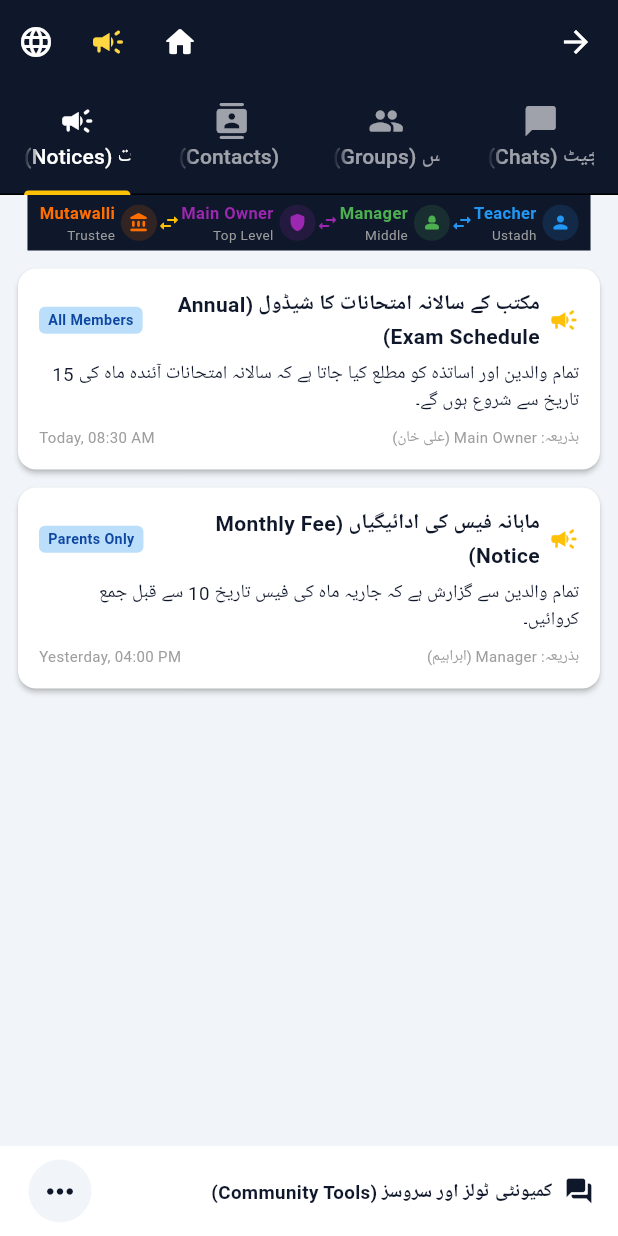
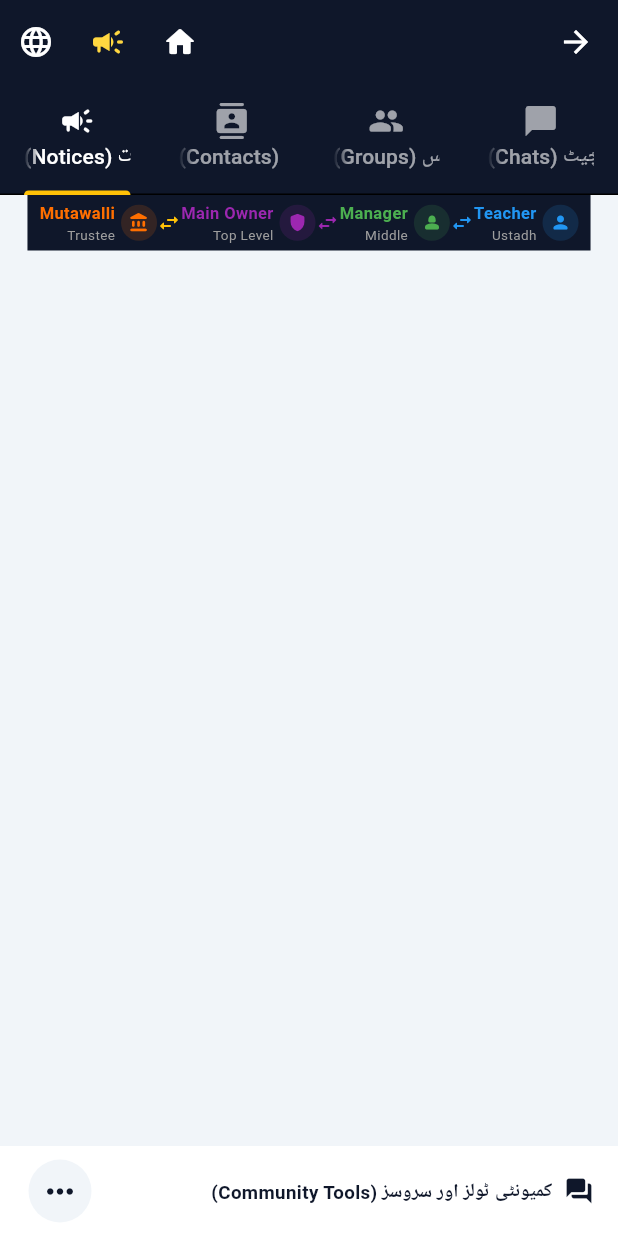
Before and after one commit to shaikzabeeh31-commits/MAKTAB, a Flutter app: the CommunityChatScreen screen opened directly with empty values, tab 4 chosen, on a phone screen of 412 x 824 dp. Run offline on Flutter 3.47's test engine with Material 3 defaults, Android fonts, the phone set to English and light mode, and no system bars; our stand-ins replace flutter_contacts, flutter_local_notifications, google_fonts, image_picker, local_auth, pdf and 4 more; accounts and stored records are empty.

Commit message:
refactor: Remove fake community dummy data and use clean real connections

```diff
--- a/lib/community_chat_screen.dart
+++ b/lib/community_chat_screen.dart
@@ -199,154 +199,60 @@ class PublicAnnouncement {
 List<ChatConversation> _getSampleConversations() {
   return [
     ChatConversation(
-      id: 'c1',
-      name: 'Main Owner',
-      roleName: 'Top Level Admin',
-      avatarInitials: 'MO',
-      avatarColor: const Color(0xFF6B21A8),
-      lastMessage: 'Voice message (0:18)',
-      lastTime: '10:30 AM',
-      unreadCount: 2,
+      id: 'c_staff',
+      name: 'اساتذہ و انتظامیہ گروپ (All Staff Group)',
+      roleName: 'عملہ چینل (Staff Channel)',
+      avatarInitials: 'SG',
+      avatarColor: const Color(0xFF047857),
+      lastMessage: 'کوئی پیغام نہیں (No messages yet)',
+      lastTime: '',
+      isGroup: true,
     ),
     ChatConversation(
-      id: 'c2',
-      name: 'Manager',
-      roleName: 'Middle Level',
-      avatarInitials: 'MG',
-      avatarColor: const Color(0xFF047857),
-      lastMessage: 'Fee Handover: ₹500 from Muhammad Abdullah',
-      lastTime: '09:15 AM',
-      unreadCount: 1,
+      id: 'c_admin',
+      name: 'ایڈمن (Master Admin)',
+      roleName: 'اعلیٰ انتظامیہ (Top Admin)',
+      avatarInitials: 'AD',
+      avatarColor: const Color(0xFF0F172A),
+      lastMessage: 'براہ راست رابطہ',
+      lastTime: '',
     ),
     ChatConversation(
-      id: 'c5',
-      name: 'Mutawalli (متولی)',
-      roleName: 'Trustee / Executive Board',
+      id: 'c_manager',
+      name: 'مینجر (Manager)',
+      roleName: 'انتظامیہ (Executive)',
+      avatarInitials: 'MG',
+      avatarColor: const Color(0xFF6B21A8),
+      lastMessage: 'براہ راست رابطہ',
+      lastTime: '',
+    ),
+    ChatConversation(
+      id: 'c_mutawalli',
+      name: 'متولی (Mutawalli)',
+      roleName: 'مجلسِ انتظامی (Trustee)',
       avatarInitials: 'MT',
       avatarColor: const Color(0xFFD97706),
-      lastMessage: 'Assalamu Alaikum, monthly report reviewed.',
-      lastTime: 'Yesterday',
+      lastMessage: 'براہ راست رابطہ',
+      lastTime: '',
     ),
     ChatConversation(
-      id: 'c3',
-      name: 'Admin (Accounts)',
-      roleName: 'Finance Admin',
-      avatarInitials: 'AA',
+      id: 'c_teacher',
+      name: 'استاد (Qari Mohammad Tariq)',
+      roleName: 'معلم مکتب (Teacher)',
+      avatarInitials: 'QT',
       avatarColor: const Color(0xFF0284C7),
-      lastMessage: 'Fee collection update',
-      lastTime: 'Yesterday',
-    ),
-    ChatConversation(
-      id: 'c4',
-      name: 'All Teachers Group',
-      roleName: 'Staff Group',
-      avatarInitials: 'TG',
-      avatarColor: const Color(0xFFD97706),
-      lastMessage: '📷 Photo attached',
-      lastTime: 'Yesterday',
-      unreadCount: 5,
-      isGroup: true,
+      lastMessage: 'براہ راست رابطہ',
+      lastTime: '',
     ),
   ];
 }
 
 List<ChatMessage> _getSampleMessages() {
-  return [
-    ChatMessage(
-      id: 'm1',
-      senderId: 't1',
-      senderName: 'You (Teacher)',
-      senderRole: 'Teacher',
-      text: 'Assalamu Alaikum,\nSir, I want to request some new books for Class 7 students.',
-      timestamp: '09:05 AM',
-      isMe: true,
-    ),
-    ChatMessage(
-      id: 'm2',
-      senderId: 't1',
-      senderName: 'You (Teacher)',
-      senderRole: 'Teacher',
-      text: 'Book Request List Document',
-      timestamp: '09:05 AM',
-      isMe: true,
-      attachmentType: AttachmentType.pdf,
-      attachmentName: 'Book_Request_List.pdf',
-      attachmentSize: '245 KB • PDF',
-    ),
-    ChatMessage(
-      id: 'm3',
-      senderId: 'mo1',
-      senderName: 'Main Owner',
-      senderRole: 'Main Owner',
-      text: 'Wa Alaikum Assalam,\nPlease send the details with photos if possible.',
-      timestamp: '09:07 AM',
-      isMe: false,
-    ),
-    ChatMessage(
-      id: 'm4',
-      senderId: 't1',
-      senderName: 'You (Teacher)',
-      senderRole: 'Teacher',
-      text: 'Sure Sir, attaching photos.',
-      timestamp: '09:08 AM',
-      isMe: true,
-      attachmentType: AttachmentType.images,
-      imageUrls: ['sample1.jpg', 'sample2.jpg', 'sample3.jpg'],
-    ),
-    ChatMessage(
-      id: 'm5',
-      senderId: 'mo1',
-      senderName: 'Main Owner',
-      senderRole: 'Main Owner',
-      text: 'Voice note details',
-      timestamp: '09:10 AM',
-      isMe: false,
-      attachmentType: AttachmentType.voice,
-      voiceDuration: '0:18',
-    ),
-    ChatMessage(
-      id: 'm6',
-      senderId: 'mo1',
-      senderName: 'Main Owner',
-      senderRole: 'Main Owner',
-      text: 'Approved. You can go ahead. Inform me after receiving.',
-      timestamp: '10:15 AM',
-      isMe: false,
-      reactionEmoji: '❤️',
-    ),
-    ChatMessage(
-      id: 'm7',
-      senderId: 't1',
-      senderName: 'You (Teacher)',
-      senderRole: 'Teacher',
-      text: 'JazakAllah Khair Sir 🙏',
-      timestamp: '10:16 AM',
-      isMe: true,
-    ),
-  ];
+  return [];
 }
 
 List<PublicAnnouncement> _getSampleAnnouncements() {
-  return [
-    PublicAnnouncement(
-      id: 'a1',
-      title: 'مکتب کے سالانہ امتحانات کا شیڈول (Annual Exam Schedule)',
-      body: 'تمام والدین اور اساتذہ کو مطلع کیا جاتا ہے کہ سالانہ امتحانات آئندہ ماہ کی 15 تاریخ سے شروع ہوں گے۔',
-      authorName: 'Main Owner (علی خان)',
-      authorRole: 'Main Owner',
-      timestamp: 'Today, 08:30 AM',
-      targetAudience: 'All Members',
-    ),
-    PublicAnnouncement(
-      id: 'a2',
-      title: 'ماہانہ فیس کی ادائیگیاں (Monthly Fee Notice)',
-      body: 'تمام والدین سے گزارش ہے کہ جاریہ ماہ کی فیس تاریخ 10 سے قبل جمع کروائیں۔',
-      authorName: 'Manager (ابراہیم)',
-      authorRole: 'Manager',
-      timestamp: 'Yesterday, 04:00 PM',
-      targetAudience: 'Parents Only',
-    ),
-  ];
+  return [];
 }
 
 // ─────────────────────────────────────────────────────────────────────────────
```
Also changed, not shown: 1 other file.
